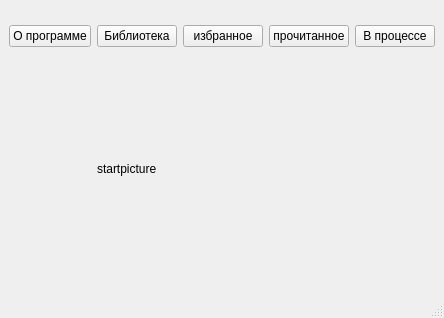
Notkefir/CommonReadder, file Design/first_for_proj.ui: the form before one commit.
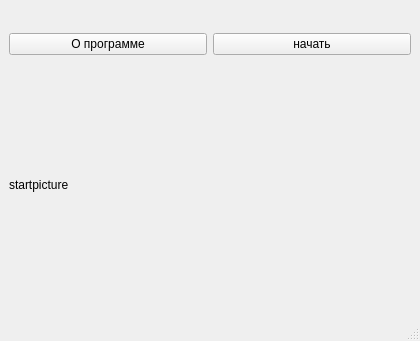
The form after the commit.

```diff
--- a/Design/first_for_proj.ui
+++ b/Design/first_for_proj.ui
@@ -6,8 +6,8 @@
    <rect>
     <x>0</x>
     <y>0</y>
-    <width>417</width>
-    <height>318</height>
+    <width>420</width>
+    <height>341</height>
    </rect>
   </property>
   <property name="maximumSize">
@@ -21,47 +21,6 @@
   </property>
   <widget class="QWidget" name="centralwidget">
    <layout class="QGridLayout" name="gridLayout">
-    <item row="0" column="1">
-     <widget class="QPushButton" name="library">
-      <property name="text">
-       <string>Библиотека</string>
-      </property>
-     </widget>
-    </item>
-    <item row="0" column="4">
-     <widget class="QPushButton" name="inprocess">
-      <property name="text">
-       <string>В процессе</string>
-      </property>
-     </widget>
-    </item>
-    <item row="1" column="4">
-     <spacer name="horizontalSpacer_2">
-      <property name="orientation">
-       <enum>Qt::Horizontal</enum>
-      </property>
-      <property name="sizeHint" stdset="0">
-       <size>
-        <width>40</width>
-        <height>20</height>
-       </size>
-      </property>
-     </spacer>
-    </item>
-    <item row="0" column="3">
-     <widget class="QPushButton" name="read">
-      <property name="text">
-       <string>прочитанное</string>
-      </property>
-     </widget>
-    </item>
-    <item row="0" column="2">
-     <widget class="QPushButton" name="favourites">
-      <property name="text">
-       <string>избранное</string>
-      </property>
-     </widget>
-    </item>
     <item row="0" column="0">
      <widget class="QPushButton" name="aboutProgramm">
       <property name="text">
@@ -69,20 +28,14 @@
       </property>
      </widget>
     </item>
+    <item row="0" column="1">
+     <widget class="QPushButton" name="startbtn">
+      <property name="text">
+       <string>начать</string>
+      </property>
+     </widget>
+    </item>
     <item row="1" column="0">
-     <spacer name="horizontalSpacer">
-      <property name="orientation">
-       <enum>Qt::Horizontal</enum>
-      </property>
-      <property name="sizeHint" stdset="0">
-       <size>
-        <width>40</width>
-        <height>20</height>
-       </size>
-      </property>
-     </spacer>
-    </item>
-    <item row="1" column="1" colspan="3">
      <widget class="QLabel" name="label">
       <property name="maximumSize">
        <size>
```
Left out of the diff: 6 changed lines with no effect on the pictures.
